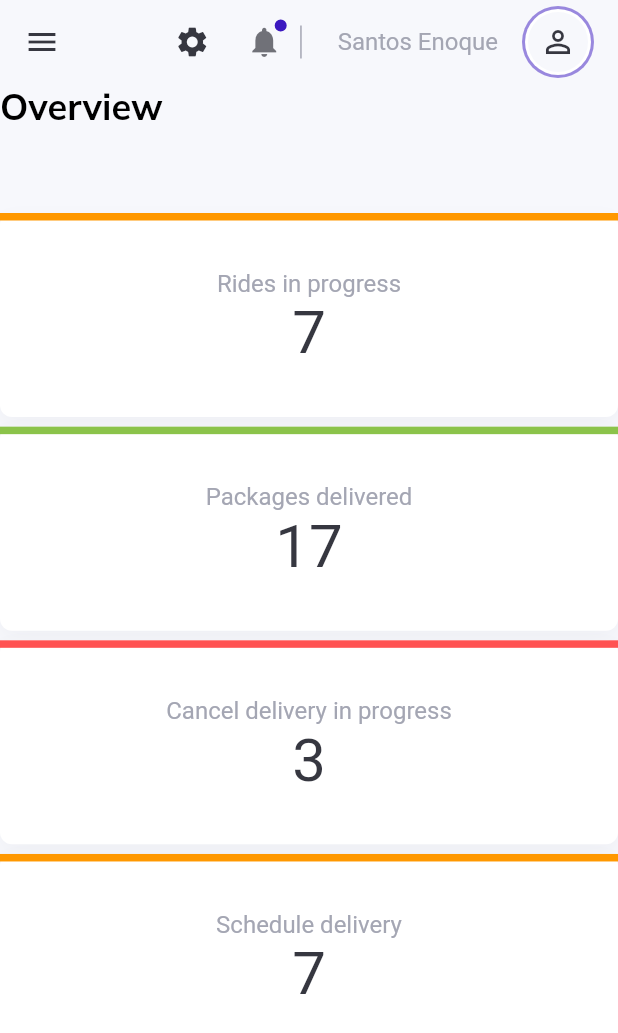
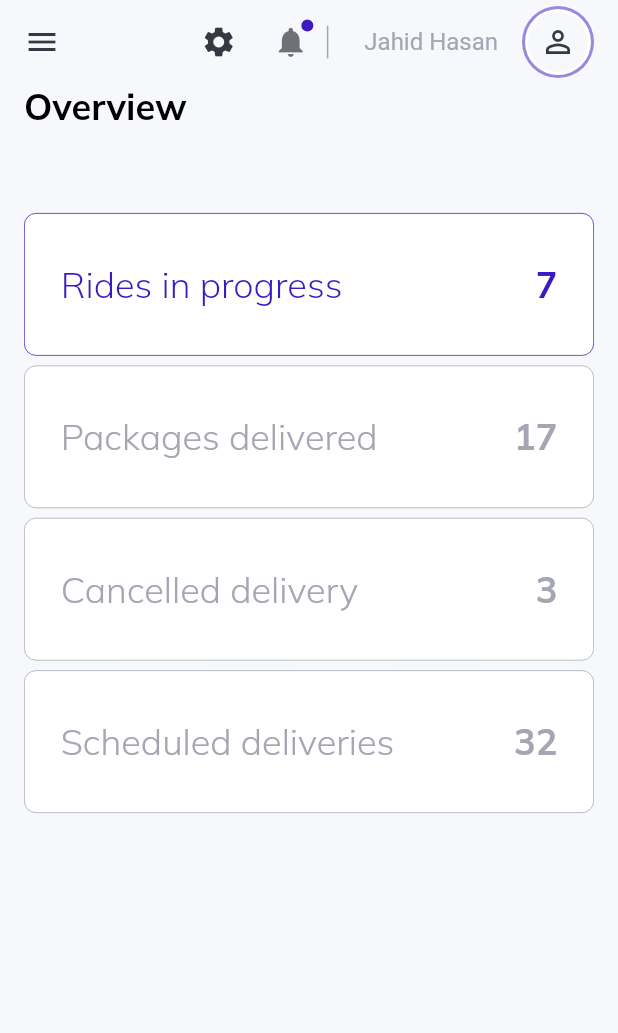
Before and after one commit to Jahidul007/flutter_web_dashboard, a Flutter app: the screen it shows after launch, on a phone screen of 412 x 824 dp. Shown: the top 1033 px of the screen. Run offline on Flutter 3.47's test engine with Material 2 defaults, Android fonts, the phone set to English and light mode, and no system bars; our stand-ins replace get, google_fonts.

```diff
--- a/lib/helpers/responsiveness.dart
+++ b/lib/helpers/responsiveness.dart
@@ -28,8 +28,8 @@
       MediaQuery.of(context).size.width >= largeScreenSize;
 
   static bool isCustomScreen(BuildContext context) =>
-      MediaQuery.of(context).size.width >= mediumScreenSize &&
-      MediaQuery.of(context).size.width <= customScreenSize;
+      MediaQuery.of(context).size.width <= customScreenSize &&
+      MediaQuery.of(context).size.width >= mediumScreenSize;
 
   @override
   Widget build(BuildContext context) {
@@ -39,7 +39,7 @@
       if (_width >= largeScreenSize) {
         return largeScreen;
       } else if (_width >= mediumScreenSize && _width < largeScreenSize) {
-        return mediumScreen?? largeScreen;
+        return mediumScreen ?? largeScreen;
       } else {
         return smallScreen ?? largeScreen;
       }
--- a/lib/pages/overview/overview.dart
+++ b/lib/pages/overview/overview.dart
@@ -31,7 +31,7 @@ class OverviewPage extends StatelessWidget {
             child: ListView(
           children: [
             if (ResponsiveWidget.isLargeScreen(context) ||
-                ResponsiveWidget.isLargeScreen(context))
+                ResponsiveWidget.isMediumScreen(context))
               if (ResponsiveWidget.isCustomScreen(context))
                 OverviewCardsMediumScreen()
               else
--- a/lib/pages/overview/widgets/overview_cards_large.dart
+++ b/lib/pages/overview/widgets/overview_cards_large.dart
@@ -42,9 +42,6 @@ class OverviewCardsLargeScreen extends StatelessWidget {
           onTap: () {},
           topColor: Colors.orange,
         ),
-        SizedBox(
-          width: _width / 64,
-        ),
       ],
     );
   }
--- a/lib/pages/overview/widgets/overview_cards_medium.dart
+++ b/lib/pages/overview/widgets/overview_cards_medium.dart
@@ -2,11 +2,10 @@ import 'package:flutter/material.dart';
 import 'package:flutter_web_dasboard/pages/overview/widgets/info_card.dart';
 
 class OverviewCardsMediumScreen extends StatelessWidget {
-  const OverviewCardsMediumScreen({Key key}) : super(key: key);
-
   @override
   Widget build(BuildContext context) {
     double _width = MediaQuery.of(context).size.width;
+
     return Column(
       mainAxisSize: MainAxisSize.min,
       children: [
@@ -24,36 +23,33 @@ class OverviewCardsMediumScreen extends StatelessWidget {
             InfoCard(
               title: "Packages delivered",
               value: "17",
+              topColor: Colors.lightGreen,
               onTap: () {},
-              topColor: Colors.lightGreen,
-            ),
-            SizedBox(
-              width: _width / 64,
             ),
           ],
+        ),
+        SizedBox(
+          height: _width / 64,
         ),
         Row(
           children: [
             InfoCard(
-              title: "Canceled delivery in progress",
+              title: "Cancelled delivery",
               value: "3",
+              topColor: Colors.redAccent,
               onTap: () {},
-              topColor: Colors.redAccent,
             ),
             SizedBox(
               width: _width / 64,
             ),
             InfoCard(
-              title: "Schedule delivery",
-              value: "7",
+              title: "Scheduled deliveries",
+              value: "32",
               onTap: () {},
-              topColor: Colors.orange,
             ),
-            SizedBox(
-              width: _width / 64,
-            ),
+
           ],
-        )
+        ),
       ],
     );
   }
--- a/lib/pages/overview/widgets/overview_cards_small.dart
+++ b/lib/pages/overview/widgets/overview_cards_small.dart
@@ -1,52 +1,47 @@
 import 'package:flutter/material.dart';
-import 'package:flutter_web_dasboard/pages/overview/widgets/info_card.dart';
+import 'info_card_small.dart';
 
 class OverviewCardsSmallScreen extends StatelessWidget {
-  const OverviewCardsSmallScreen({Key key}) : super(key: key);
-
   @override
   Widget build(BuildContext context) {
     double _width = MediaQuery.of(context).size.width;
-    return Column(
-      mainAxisSize: MainAxisSize.min,
+
+    return Container(
+      height: 400,
+      child: Column(
         children: [
-        InfoCard(
+          InfoCardSmall(
             title: "Rides in progress",
             value: "7",
             onTap: () {},
-          topColor: Colors.orange,
+            isActive: true,
           ),
           SizedBox(
             height: _width / 64,
           ),
-        InfoCard(
+          InfoCardSmall(
             title: "Packages delivered",
             value: "17",
             onTap: () {},
-          topColor: Colors.lightGreen,
           ),
           SizedBox(
             height: _width / 64,
           ),
-        InfoCard(
-          title: "Cancel delivery in progress",
+          InfoCardSmall(
+            title: "Cancelled delivery",
             value: "3",
             onTap: () {},
-          topColor: Colors.redAccent,
           ),
           SizedBox(
             height: _width / 64,
           ),
-        InfoCard(
-          title: "Schedule delivery",
-          value: "7",
+          InfoCardSmall(
+            title: "Scheduled deliveries",
+            value: "32",
             onTap: () {},
-          topColor: Colors.orange,
           ),
-        SizedBox(
-          height: _width / 64,
-        )
         ],
+      ),
     );
   }
 }
--- a/lib/widgets/large_page.dart
+++ b/lib/widgets/large_page.dart
@@ -10,7 +10,9 @@ class LargePage extends StatelessWidget {
         Expanded(child: SideMenu()),
         Expanded(
           flex: 5,
-          child: localNavigator(),
+          child: Container(
+              padding: EdgeInsets.symmetric(horizontal: 16),
+              child: localNavigator()),
         )
       ],
     );
--- a/lib/widgets/small_page.dart
+++ b/lib/widgets/small_page.dart
@@ -4,6 +4,7 @@ import 'package:flutter_web_dasboard/helpers/local_navigator.dart';
 class SmallPage extends StatelessWidget {
   @override
   Widget build(BuildContext context) {
-    return localNavigator();
+    return Container(
+        padding: EdgeInsets.symmetric(horizontal: 16), child: localNavigator());
   }
 }
--- a/lib/widgets/top_nav.dart
+++ b/lib/widgets/top_nav.dart
@@ -50,7 +50,7 @@ AppBar topNavigationBar(BuildContext context,  GlobalKey<ScaffoldState> key) =>
               color: lightGrey,
             ),
             SizedBox(width: 24,),
-            CustomText(text: "Santos Enoque", color: lightGrey,),
+            CustomText(text: "Jahid Hasan", color: lightGrey,),
             SizedBox(width: 16,),
             Container(
               decoration: BoxDecoration(
```
Lines whose indentation alone changed are shown as unchanged.
